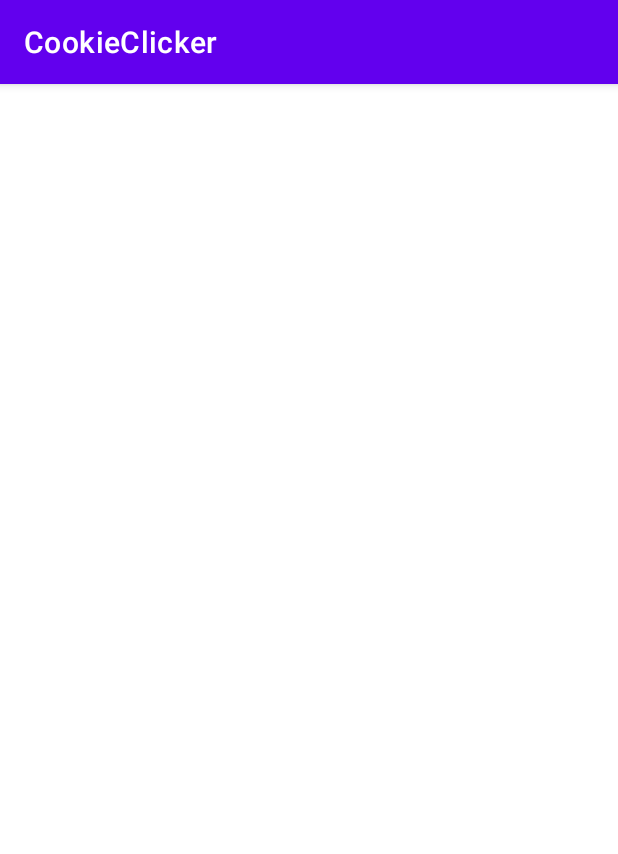
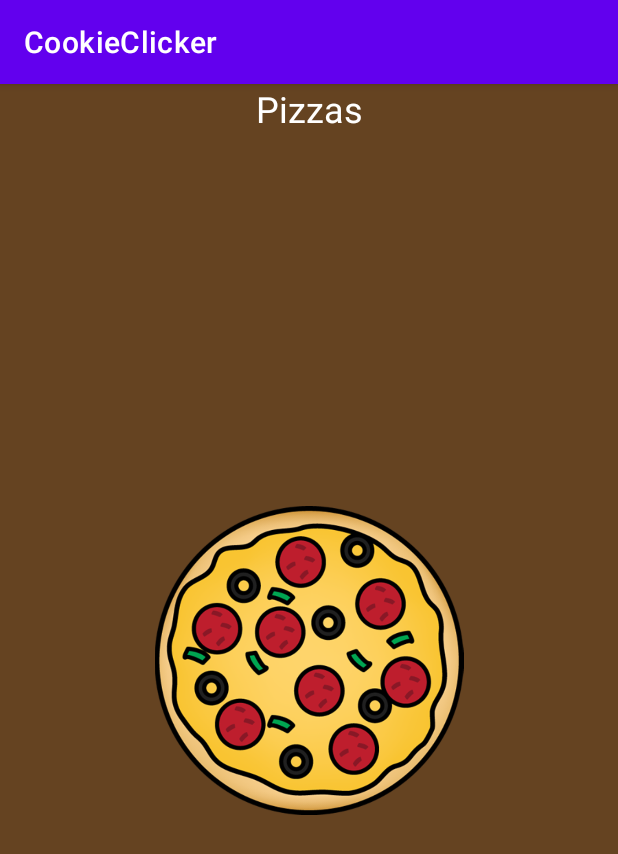
Before and after one commit to tilwe28/CookieClicker, an Android app: the screen it shows after launch (MainActivity), on a phone screen of 412 x 824 dp. Shown: the top 854 px of the screen. Run offline under Robolectric (Android 15) with nearby library versions, the phone set to English and light mode, and no system bars.

Commit message:
Simple pizza clicker

```diff
--- a/app/src/main/java/com/example/cookieclicker/MainActivity.java
+++ b/app/src/main/java/com/example/cookieclicker/MainActivity.java
@@ -3,12 +3,47 @@ package com.example.cookieclicker;
 import androidx.appcompat.app.AppCompatActivity;
 
 import android.os.Bundle;
+import android.util.Log;
+import android.view.View;
+import android.view.animation.Animation;
+import android.view.animation.ScaleAnimation;
+import android.widget.*;
 
 public class MainActivity extends AppCompatActivity {
+
+    ImageView iv_pizza;
+    TextView tv_score;
+    static int clickCounter=0;
+
+    final ScaleAnimation increaseSize = new ScaleAnimation(1.0f, 1.05f, 1.0f, 1.05f, Animation.RELATIVE_TO_SELF, .5f, Animation.RELATIVE_TO_SELF, .5f);
 
     @Override
     protected void onCreate(Bundle savedInstanceState) {
         super.onCreate(savedInstanceState);
         setContentView(R.layout.activity_main);
+
+        increaseSize.setDuration(100);
+
+        iv_pizza = findViewById(R.id.imageView_pizza);
+        tv_score = findViewById(R.id.textView_score);
+
+        iv_pizza.setImageResource(R.drawable.pizza_circle);
+        iv_pizza.setScaleX(.5f);
+        iv_pizza.setScaleY(.5f);
+
+        iv_pizza.setOnClickListener(new View.OnClickListener() {
+            @Override
+            public void onClick(View v) {
+                v.startAnimation(increaseSize);
+                addCount(1);
+                Log.d("COUNT", "Clicks: " + clickCounter);
+
+                tv_score.setText("Pizzas: " + clickCounter);
+            }
+        });
+    }
+
+    public static synchronized void addCount(int num) {
+        clickCounter+=num;
     }
 }
--- a/app/src/main/res/layout/activity_main.xml
+++ b/app/src/main/res/layout/activity_main.xml
@@ -4,4 +4,27 @@
     xmlns:tools="http://schemas.android.com/tools"
     android:layout_width="match_parent"
     android:layout_height="match_parent"
-    tools:context=".MainActivity"/>
+    android:background="#654321"
+    tools:context=".MainActivity">
+
+    <ImageView
+        android:id="@+id/imageView_pizza"
+        android:layout_width="wrap_content"
+        android:layout_height="wrap_content"
+        app:layout_constraintBottom_toBottomOf="parent"
+        app:layout_constraintEnd_toEndOf="parent"
+        app:layout_constraintStart_toStartOf="parent"
+        app:layout_constraintTop_toTopOf="parent"
+        tools:srcCompat="@tools:sample/avatars" />
+
+    <TextView
+        android:id="@+id/textView_score"
+        android:layout_width="wrap_content"
+        android:layout_height="wrap_content"
+        android:text="Pizzas"
+        android:textColor="@color/white"
+        android:textSize="24sp"
+        app:layout_constraintEnd_toEndOf="parent"
+        app:layout_constraintStart_toStartOf="parent"
+        app:layout_constraintTop_toTopOf="parent" />
+</androidx.constraintlayout.widget.ConstraintLayout>
```
Also changed, not shown: app/src/main/res/drawable-v24/pizza_circle.png (added), app/src/main/res/drawable/pizza_circle.png (added).
